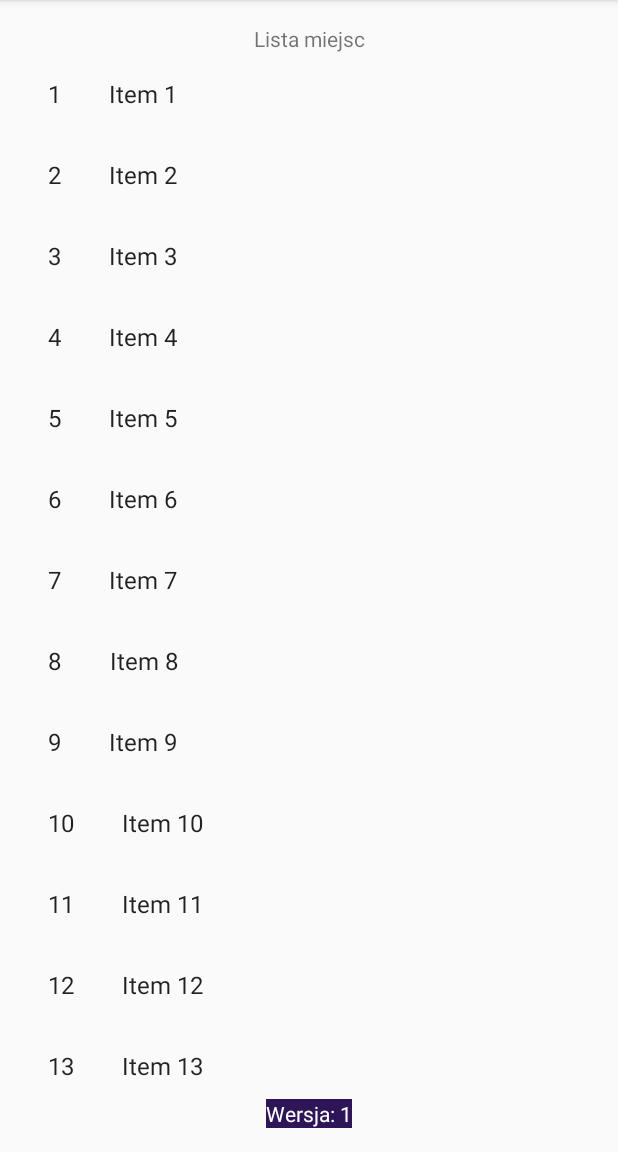
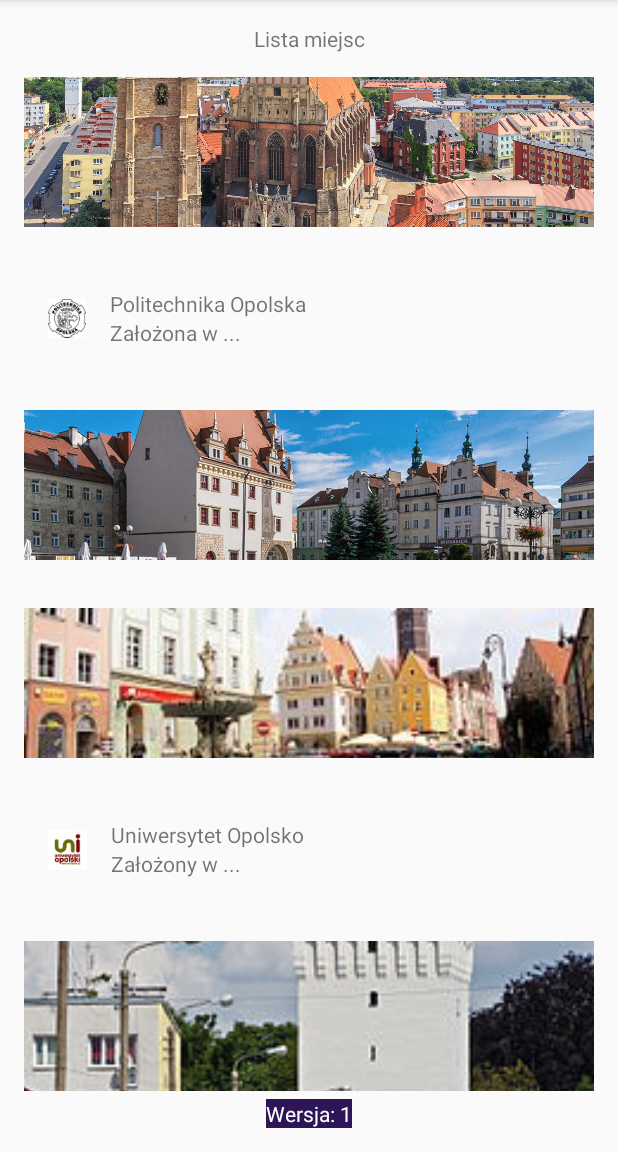
Before and after one commit to kgluszczyk/Destinations, an Android app: the screen it shows after launch (MainActivity), after a tap on "Lista miejsc", on a phone screen of 412 x 824 dp, the part 84-1236 px from its top. Run offline under Robolectric (Android 15) with nearby library versions, the light colour scheme and no system bars.

Commit message:
Add recycler view

```diff
--- a/app/src/main/java/com/kgluszczyk/myapplication/ItemFragment.java
+++ b/app/src/main/java/com/kgluszczyk/myapplication/ItemFragment.java
@@ -9,10 +9,7 @@ import android.support.v7.widget.RecyclerView;
 import android.view.LayoutInflater;
 import android.view.View;
 import android.view.ViewGroup;
-import com.kgluszczyk.myapplication.dummy.DummyContent;
-import com.kgluszczyk.myapplication.dummy.DummyContent.DummyItem;
-
-import java.util.List;
+import com.kgluszczyk.myapplication.dummy.StaticContent;
 
 /**
  * A fragment representing a list of Items.
@@ -79,7 +76,7 @@ public class ItemFragment extends Fragment {
             } else {
                 recyclerView.setLayoutManager(new GridLayoutManager(context, mColumnCount));
             }
-            recyclerView.setAdapter(new MyItemRecyclerViewAdapter(DummyContent.ITEMS, mListener));
+            recyclerView.setAdapter(new MyItemRecyclerViewAdapter(StaticContent.ITEMS, mListener));
         }
         return view;
     }
@@ -89,19 +86,7 @@ public class ItemFragment extends Fragment {
         super.onDetach();
         mListener = null;
     }
-
-    /**
-     * This interface must be implemented by activities that contain this
-     * fragment to allow an interaction in this fragment to be communicated
-     * to the activity and potentially other fragments contained in that
-     * activity.
-     * <p/>
-     * See the Android Training lesson <a href=
-     * "http://developer.android.com/training/basics/fragments/communicating.html"
-     * >Communicating with Other Fragments</a> for more information.
-     */
     public interface OnListFragmentInteractionListener {
-        // TODO: Update argument type and name
-        void onListFragmentInteraction(DummyItem item);
+        void onListFragmentInteraction(StaticContent.BazowyListItem item);
     }
 }
--- a/app/src/main/java/com/kgluszczyk/myapplication/MainActivity.java
+++ b/app/src/main/java/com/kgluszczyk/myapplication/MainActivity.java
@@ -2,17 +2,12 @@ package com.kgluszczyk.myapplication;
 
 import android.content.Intent;
 import android.os.Bundle;
-import android.support.annotation.NonNull;
-import android.support.design.widget.BottomNavigationView;
 import android.support.v7.app.AppCompatActivity;
-import android.view.MenuItem;
 import android.view.View;
 import android.view.View.OnClickListener;
-import android.widget.TextView;
 import android.widget.Toast;
 import com.kgluszczyk.myapplication.ItemFragment.OnListFragmentInteractionListener;
-import com.kgluszczyk.myapplication.dummy.DummyContent.DummyItem;
-import org.w3c.dom.Text;
+import com.kgluszczyk.myapplication.dummy.StaticContent;
 
 public class MainActivity extends AppCompatActivity implements OnListFragmentInteractionListener {
     @Override
@@ -42,7 +37,7 @@ public class MainActivity extends AppCompatActivity implements OnListFragmentInt
     }
 
     @Override
-    public void onListFragmentInteraction(final DummyItem item) {
-        Toast.makeText(MainActivity.this, "Klinkąłem na element: " + item.id, Toast.LENGTH_SHORT).show();
+    public void onListFragmentInteraction(final StaticContent.BazowyListItem item) {
+        Toast.makeText(MainActivity.this, "Klinkąłem na element: " + item.getItem(), Toast.LENGTH_SHORT).show();
     }
 }
--- a/app/src/main/java/com/kgluszczyk/myapplication/MyItemRecyclerViewAdapter.java
+++ b/app/src/main/java/com/kgluszczyk/myapplication/MyItemRecyclerViewAdapter.java
@@ -4,46 +4,46 @@ import android.support.v7.widget.RecyclerView;
 import android.view.LayoutInflater;
 import android.view.View;
 import android.view.ViewGroup;
+import android.widget.ImageView;
 import android.widget.TextView;
-
 import com.kgluszczyk.myapplication.ItemFragment.OnListFragmentInteractionListener;
-import com.kgluszczyk.myapplication.dummy.DummyContent.DummyItem;
-
+import com.kgluszczyk.myapplication.dummy.StaticContent;
+import com.kgluszczyk.myapplication.dummy.StaticContent.BazowyListItem;
+import com.kgluszczyk.myapplication.dummy.StaticContent.ListItemType;
+import com.kgluszczyk.myapplication.dummy.StaticContent.UniwersytetListItem;
+import com.kgluszczyk.myapplication.dummy.StaticContent.ZabytekItem;
 import java.util.List;
 
-public class MyItemRecyclerViewAdapter extends RecyclerView.Adapter<MyItemRecyclerViewAdapter.ViewHolder> {
+public class MyItemRecyclerViewAdapter extends RecyclerView.Adapter<MyItemRecyclerViewAdapter.BaseViewHolder> {
 
-    private final List<DummyItem> mValues;
+    private final List<StaticContent.BazowyListItem> mValues;
     private final OnListFragmentInteractionListener mListener;
 
-    public MyItemRecyclerViewAdapter(List<DummyItem> items, OnListFragmentInteractionListener listener) {
+    public MyItemRecyclerViewAdapter(List<BazowyListItem> items, OnListFragmentInteractionListener listener) {
         mValues = items;
         mListener = listener;
     }
 
     @Override
-    public ViewHolder onCreateViewHolder(ViewGroup parent, int viewType) {
-        View view = LayoutInflater.from(parent.getContext())
-                .inflate(R.layout.fragment_item, parent, false);
-        return new ViewHolder(view);
+    public BaseViewHolder onCreateViewHolder(ViewGroup parent, int viewType) {
+        if (viewType == ListItemType.UNIWERSYTET.ordinal()) {
+            return new UniwersytetViewHolder(LayoutInflater.from(parent.getContext())
+                    .inflate(R.layout.uniwersytet_element, parent, false));
+        } else if (viewType == ListItemType.ZABYTEK.ordinal()) {
+            return new ZabytekViewHolder(LayoutInflater.from(parent.getContext())
+                    .inflate(R.layout.zabytek_element, parent, false));
+        }
+        return null;
     }
 
     @Override
-    public void onBindViewHolder(final ViewHolder holder, int position) {
-        holder.mItem = mValues.get(position);
-        holder.mIdView.setText(mValues.get(position).id);
-        holder.mContentView.setText(mValues.get(position).content);
+    public void onBindViewHolder(final BaseViewHolder holder, int position) {
+        holder.bind(mValues.get(position), mListener);
+    }
 
-        holder.mView.setOnClickListener(new View.OnClickListener() {
-            @Override
-            public void onClick(View v) {
-                if (null != mListener) {
-                    // Notify the active callbacks interface (the activity, if the
-                    // fragment is attached to one) that an item has been selected.
-                    mListener.onListFragmentInteraction(holder.mItem);
-                }
-            }
-        });
+    @Override
+    public int getItemViewType(final int position) {
+        return mValues.get(position).getItem().ordinal();
     }
 
     @Override
@@ -51,22 +51,72 @@ public class MyItemRecyclerViewAdapter extends RecyclerView.Adapter<MyItemRecycl
         return mValues.size();
     }
 
-    public class ViewHolder extends RecyclerView.ViewHolder {
+    public class UniwersytetViewHolder extends BaseViewHolder {
+        public final TextView title;
+        public final TextView description;
+        public final ImageView logo;
+
+        public UniwersytetViewHolder(View view) {
+            super(view);
+            title = view.findViewById(R.id.title);
+            description = view.findViewById(R.id.description);
+            logo = view.findViewById(R.id.logo);
+        }
+
+        @Override
+        public void bind(final BazowyListItem mItem, final OnListFragmentInteractionListener mListener) {
+            super.bind(mItem, mListener);
+            if (mItem instanceof UniwersytetListItem) {
+                title.setText(((UniwersytetListItem) mItem).content);
+                description.setText(((UniwersytetListItem) mItem).details);
+                logo.setImageDrawable(logo.getContext().getResources().getDrawable(((UniwersytetListItem) mItem).logo));
+            }
+        }
+    }
+
+    public class ZabytekViewHolder extends BaseViewHolder {
+        public final ImageView logo;
+
+        public ZabytekViewHolder(View view) {
+            super(view);
+            logo = view.findViewById(R.id.zabytek_obraz);
+        }
+
+        @Override
+        public void bind(final BazowyListItem mItem, final OnListFragmentInteractionListener mListener) {
+            super.bind(mItem, mListener);
+            if (mItem instanceof ZabytekItem) {
+                logo.setImageDrawable(logo.getContext().getResources().getDrawable(((ZabytekItem) mItem).logo));
+            }
+        }
+    }
+
+    public abstract class BaseViewHolder extends RecyclerView.ViewHolder {
         public final View mView;
-        public final TextView mIdView;
-        public final TextView mContentView;
-        public DummyItem mItem;
+        public StaticContent.BazowyListItem mItem;
 
-        public ViewHolder(View view) {
+        public BaseViewHolder(View view) {
             super(view);
             mView = view;
-            mIdView = (TextView) view.findViewById(R.id.item_number);
-            mContentView = (TextView) view.findViewById(R.id.content);
         }
 
         @Override
         public String toString() {
-            return super.toString() + " '" + mContentView.getText() + "'";
+            return super.toString() + " '" + mItem + "'";
+        }
+
+        public void bind(final BazowyListItem mItem, final OnListFragmentInteractionListener mListener) {
+            this.mItem = mItem;
+            mView.setOnClickListener(new View.OnClickListener() {
+                @Override
+                public void onClick(View v) {
+                    if (null != mListener) {
+                        // Notify the active callbacks interface (the activity, if the
+                        // fragment is attached to one) that an item has been selected.
+                        mListener.onListFragmentInteraction(mItem);
+                    }
+                }
+            });
         }
     }
 }
--- a/app/src/main/java/com/kgluszczyk/myapplication/dummy/DummyContent.java
+++ /dev/null
@@ -1,72 +0,0 @@
-package com.kgluszczyk.myapplication.dummy;
-
-import java.util.ArrayList;
-import java.util.HashMap;
-import java.util.List;
-import java.util.Map;
-
-/**
- * Helper class for providing sample content for user interfaces created by
- * Android template wizards.
- * <p>
- * TODO: Replace all uses of this class before publishing your app.
- */
-public class DummyContent {
-
-    /**
-     * An array of sample (dummy) items.
-     */
-    public static final List<DummyItem> ITEMS = new ArrayList<DummyItem>();
-
-    /**
-     * A map of sample (dummy) items, by ID.
-     */
-    public static final Map<String, DummyItem> ITEM_MAP = new HashMap<String, DummyItem>();
-
-    private static final int COUNT = 25;
-
-    static {
-        // Add some sample items.
-        for (int i = 1; i <= COUNT; i++) {
-            addItem(createDummyItem(i));
-        }
-    }
-
-    private static void addItem(DummyItem item) {
-        ITEMS.add(item);
-        ITEM_MAP.put(item.id, item);
-    }
-
-    private static DummyItem createDummyItem(int position) {
-        return new DummyItem(String.valueOf(position), "Item " + position, makeDetails(position));
-    }
-
-    private static String makeDetails(int position) {
-        StringBuilder builder = new StringBuilder();
-        builder.append("Details about Item: ").append(position);
-        for (int i = 0; i < position; i++) {
-            builder.append("\nMore details information here.");
-        }
-        return builder.toString();
-    }
-
-    /**
-     * A dummy item representing a piece of content.
-     */
-    public static class DummyItem {
-        public final String id;
-        public final String content;
-        public final String details;
-
-        public DummyItem(String id, String content, String details) {
-            this.id = id;
-            this.content = content;
-            this.details = details;
-        }
-
-        @Override
-        public String toString() {
-            return content;
-        }
-    }
-}
--- /dev/null
+++ b/app/src/main/java/com/kgluszczyk/myapplication/dummy/StaticContent.java
@@ -0,0 +1,74 @@
+package com.kgluszczyk.myapplication.dummy;
+
+import static com.kgluszczyk.myapplication.dummy.StaticContent.ListItemType.UNIWERSYTET;
+import static com.kgluszczyk.myapplication.dummy.StaticContent.ListItemType.ZABYTEK;
+
+import android.support.annotation.DrawableRes;
+import com.kgluszczyk.myapplication.R;
+import java.util.ArrayList;
+import java.util.List;
+
+/**
+ * Helper class for providing sample content for user interfaces created by
+ * Android template wizards.
+ * <p>
+ * TODO: Replace all uses of this class before publishing your app.
+ */
+public class StaticContent {
+
+    /**
+     * An array of sample (dummy) items.
+     */
+    public static final List<StaticContent.BazowyListItem> ITEMS = new ArrayList<com.kgluszczyk.myapplication.dummy.StaticContent.BazowyListItem>(){{
+        add(new ZabytekItem(R.drawable.zabytek_1));
+        add(new UniwersytetListItem(R.drawable.po, "Politechnika Opolska", "Założona w ..."));
+        add(new ZabytekItem(R.drawable.zabytek_2));
+        add(new ZabytekItem(R.drawable.zabytek_3));
+        add(new UniwersytetListItem(R.drawable.uo, "Uniwersytet Opolsko", "Założony w ..."));
+        add(new ZabytekItem(R.drawable.zabytek_4));
+        add(new ZabytekItem(R.drawable.zabytek_5));
+        add(new UniwersytetListItem(R.drawable.wsb, "WSB", "Założony w ..."));
+        add(new UniwersytetListItem(R.drawable.wszia, "WSZIE", "Założony w ..."));
+    }};
+
+    public static class UniwersytetListItem extends com.kgluszczyk.myapplication.dummy.StaticContent.BazowyListItem {
+        public final @DrawableRes
+        int logo;
+        public final String content;
+        public final String details;
+
+        public UniwersytetListItem(final int logo, String content, String details) {
+            this.logo = logo;
+            this.content = content;
+            this.details = details;
+            item = UNIWERSYTET;
+        }
+
+        @Override
+        public String toString() {
+            return content;
+        }
+    }
+
+    public static class ZabytekItem extends com.kgluszczyk.myapplication.dummy.StaticContent.BazowyListItem {
+        public final @DrawableRes
+        int logo;
+
+        public ZabytekItem(final @DrawableRes int logo) {
+            this.logo = logo;
+            item = ZABYTEK;
+        }
+    }
+
+    public static abstract class BazowyListItem {
+        ListItemType item;
+
+        public ListItemType getItem() {
+            return item;
+        }
+    }
+
+    public enum ListItemType {
+        UNIWERSYTET, ZABYTEK
+    }
+}
--- /dev/null
+++ b/app/src/main/res/layout/uniwersytet_element.xml
@@ -0,0 +1,36 @@
+<?xml version="1.0" encoding="utf-8"?>
+<LinearLayout xmlns:android="http://schemas.android.com/apk/res/android"
+    xmlns:tools="http://schemas.android.com/tools"
+    android:layout_width="match_parent"
+    android:layout_height="wrap_content"
+    android:layout_marginBottom="@dimen/text_margin"
+    android:layout_marginTop="@dimen/text_margin"
+    android:orientation="horizontal">
+
+    <ImageView
+        android:id="@+id/logo"
+        android:layout_width="wrap_content"
+        android:layout_height="wrap_content"
+        android:layout_margin="@dimen/text_margin"
+        tools:src="@drawable/logo_herb_nysa" />
+
+    <LinearLayout
+        android:layout_width="wrap_content"
+        android:layout_height="match_parent"
+        android:gravity="center|left"
+        android:orientation="vertical">
+
+        <TextView
+            android:id="@+id/title"
+            android:layout_width="wrap_content"
+            android:layout_height="wrap_content"
+            tools:text="Title" />
+
+        <TextView
+            android:id="@+id/description"
+            android:layout_width="wrap_content"
+            android:layout_height="wrap_content"
+            tools:text="Description " />
+
+    </LinearLayout>
+</LinearLayout>
--- /dev/null
+++ b/app/src/main/res/layout/zabytek_element.xml
@@ -0,0 +1,15 @@
+<?xml version="1.0" encoding="utf-8"?>
+<LinearLayout xmlns:android="http://schemas.android.com/apk/res/android"
+    xmlns:tools="http://schemas.android.com/tools"
+    android:layout_width="match_parent"
+    android:layout_height="wrap_content"
+    android:layout_marginBottom="@dimen/text_margin"
+    android:layout_marginTop="@dimen/text_margin">
+
+    <ImageView
+        android:id="@+id/zabytek_obraz"
+        android:layout_width="match_parent"
+        android:layout_height="100dp"
+        android:scaleType="centerCrop"
+        tools:src="@drawable/zabytek_1" />
+</LinearLayout>
```
Also changed, not shown: app/src/main/res/drawable-hdpi/zabytek_1.jpg (added), app/src/main/res/drawable-hdpi/zabytek_2.jpg (added), app/src/main/res/drawable-hdpi/zabytek_3.jpg (added), app/src/main/res/drawable-hdpi/zabytek_4.jpg (added), app/src/main/res/drawable-hdpi/zabytek_5.jpg (added).
